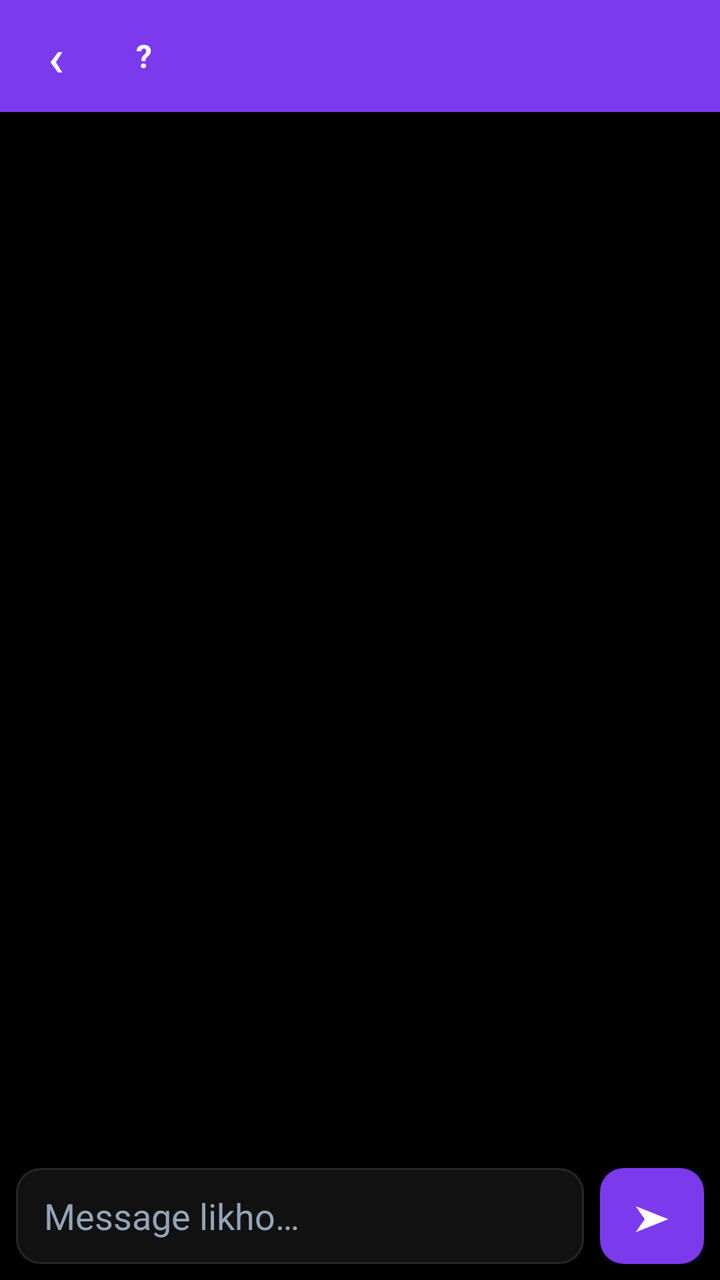
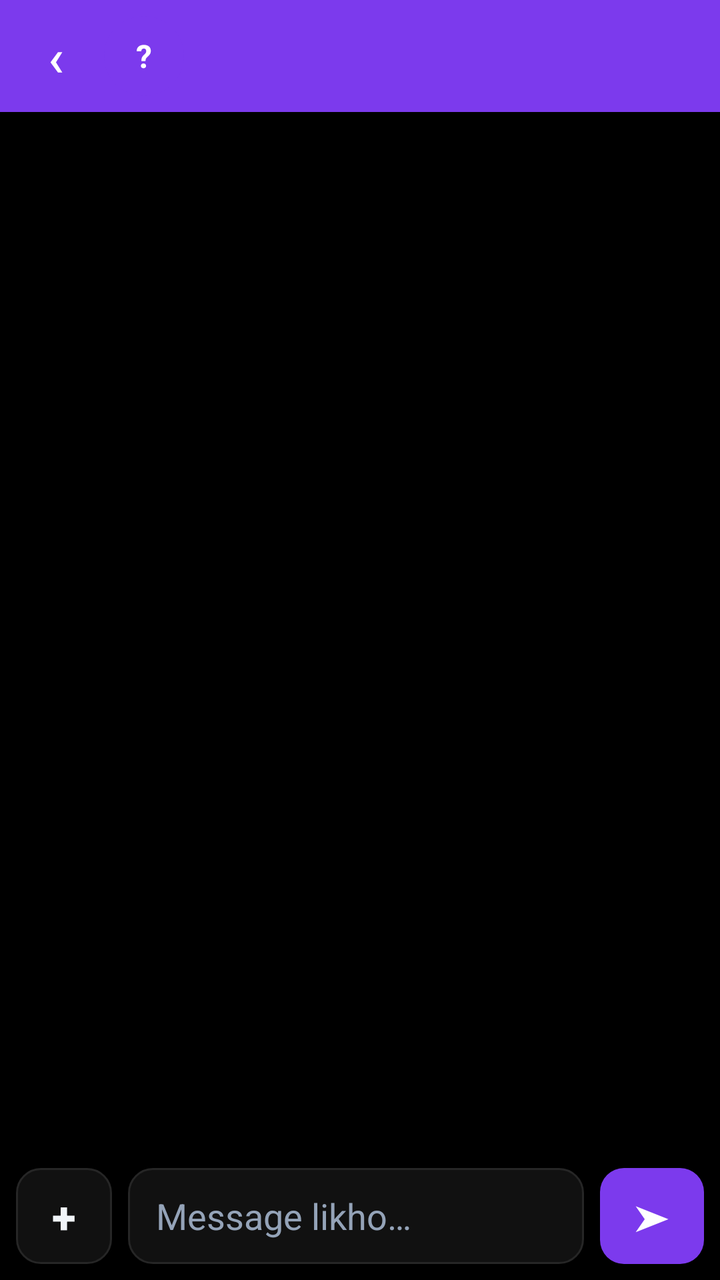

Screens rendered from an Android XML layout before and after an edit, with the pre-edit source and the edit as a unified diff.
<!-- AndroidManifest.xml: application theme Theme.PicStory -->
<!-- res/layout/activity_dm_chat.xml -->
<?xml version="1.0" encoding="utf-8"?>
<LinearLayout xmlns:android="http://schemas.android.com/apk/res/android"
    android:layout_width="match_parent"
    android:layout_height="match_parent"
    android:background="@color/background"
    android:orientation="vertical">

    
    <LinearLayout
        android:id="@+id/dmHeader"
        android:layout_width="match_parent"
        android:layout_height="56dp"
        android:background="@color/colorPrimary"
        android:gravity="center_vertical"
        android:orientation="horizontal"
        android:paddingStart="8dp"
        android:paddingEnd="16dp">

        <Button
            android:id="@+id/btnBack"
            android:layout_width="40dp"
            android:layout_height="40dp"
            android:background="@android:color/transparent"
            android:text="‹"
            android:textColor="@color/white"
            android:textSize="26sp" />

        <FrameLayout
            android:layout_width="40dp"
            android:layout_height="40dp"
            android:layout_marginStart="4dp">

            <TextView
                android:id="@+id/tvAvatar"
                android:layout_width="40dp"
                android:layout_height="40dp"
                android:background="@drawable/avatar_circle"
                android:gravity="center"
                android:text="?"
                android:textColor="@color/white"
                android:textSize="16sp"
                android:textStyle="bold" />

            <ImageView
                android:id="@+id/ivAvatar"
                android:layout_width="40dp"
                android:layout_height="40dp"
                android:contentDescription="Profile photo"
                android:visibility="gone" />

            
            <View
                android:id="@+id/vPresenceDot"
                android:layout_width="12dp"
                android:layout_height="12dp"
                android:layout_gravity="bottom|end"
                android:background="@drawable/dot_green"
                android:clickable="false"
                android:visibility="gone" />
        </FrameLayout>

        <TextView
            android:id="@+id/tvDmName"
            android:layout_width="wrap_content"
            android:layout_height="wrap_content"
            android:layout_marginStart="12dp"
            android:text=""
            android:textColor="@color/white"
            android:textSize="18sp"
            android:textStyle="bold" />
    </LinearLayout>

    <ListView
        android:id="@+id/lvMessages"
        android:layout_width="match_parent"
        android:layout_height="0dp"
        android:layout_weight="1"
        android:divider="@android:color/transparent"
        android:dividerHeight="0dp" />

    <LinearLayout
        android:layout_width="match_parent"
        android:layout_height="wrap_content"
        android:background="@color/surface"
        android:gravity="center_vertical"
        android:orientation="horizontal"
        android:padding="8dp">

        <EditText
            android:id="@+id/etMessage"
            android:layout_width="0dp"
            android:layout_height="48dp"
            android:layout_weight="1"
            android:background="@drawable/edit_bg"
            android:hint="Message likho…"
            android:inputType="text"
            android:paddingStart="14dp"
            android:paddingEnd="14dp"
            android:textColor="@color/textPrimary"
            android:textColorHint="@color/textSecondary" />

        <Button
            android:id="@+id/btnSend"
            android:layout_width="52dp"
            android:layout_height="48dp"
            android:layout_marginStart="8dp"
            android:background="@drawable/btn_primary"
            android:text="➤"
            android:textColor="@color/white"
            android:textSize="18sp" />
    </LinearLayout>
</LinearLayout>
<!-- resources referenced by this layout -->
<resources>
  <color name="background">#000000</color>
  <color name="colorPrimary">#7C3AED</color>
  <color name="surface">#000000</color>
  <color name="textPrimary">#F1F5F9</color>
  <color name="textSecondary">#94A3B8</color>
  <color name="white">#FFFFFF</color>
  <!-- drawable avatar_circle (drawable) -->
  <?xml version="1.0" encoding="utf-8"?>
  <shape xmlns:android="http://schemas.android.com/apk/res/android"
      android:shape="oval">
      <solid android:color="@color/colorPrimary" />
  </shape>
  <!-- drawable btn_primary (drawable) -->
  <?xml version="1.0" encoding="utf-8"?>
  <shape xmlns:android="http://schemas.android.com/apk/res/android"
      android:shape="rectangle">
      <solid android:color="@color/colorPrimary" />
      <corners android:radius="12dp" />
  </shape>
  <!-- drawable dot_green (drawable) -->
  <?xml version="1.0" encoding="utf-8"?>
  <shape xmlns:android="http://schemas.android.com/apk/res/android"
      android:shape="oval">
      <solid android:color="@color/onlineDot" />
  </shape>
  <!-- drawable edit_bg (drawable) -->
  <?xml version="1.0" encoding="utf-8"?>
  <shape xmlns:android="http://schemas.android.com/apk/res/android"
      android:shape="rectangle">
      <solid android:color="@color/card" />
      <stroke android:width="1dp" android:color="@color/divider" />
      <corners android:radius="12dp" />
  </shape>
  <style name="Theme.PicStory" parent="android:Theme.Material.NoActionBar">
          <item name="android:windowBackground">@color/background</item>
          <item name="android:colorPrimary">@color/colorPrimary</item>
          <item name="android:colorPrimaryDark">@color/colorPrimaryDark</item>
          <item name="android:colorAccent">@color/colorAccent</item>
          <item name="android:textColorPrimary">@color/textPrimary</item>
          <item name="android:textColorSecondary">@color/textSecondary</item>
          <item name="android:windowLightStatusBar">false</item>
      </style>
  <color name="onlineDot">#22C55E</color>
  <color name="card">#111111</color>
  <color name="divider">#262626</color>
  <color name="colorPrimaryDark">#5B21B6</color>
  <color name="colorAccent">#FBBF24</color>
</resources>

<!-- the commit's change to res/layout/activity_dm_chat.xml (unified diff, before → after) -->
@@ -59,15 +59,31 @@
                 android:visibility="gone" />
         </FrameLayout>
 
-        <TextView
-            android:id="@+id/tvDmName"
-            android:layout_width="wrap_content"
+        <LinearLayout
+            android:layout_width="0dp"
             android:layout_height="wrap_content"
             android:layout_marginStart="12dp"
-            android:text=""
-            android:textColor="@color/white"
-            android:textSize="18sp"
-            android:textStyle="bold" />
+            android:layout_weight="1"
+            android:orientation="vertical">
+
+            <TextView
+                android:id="@+id/tvDmName"
+                android:layout_width="wrap_content"
+                android:layout_height="wrap_content"
+                android:text=""
+                android:textColor="@color/white"
+                android:textSize="18sp"
+                android:textStyle="bold" />
+
+            <TextView
+                android:id="@+id/tvTyping"
+                android:layout_width="wrap_content"
+                android:layout_height="wrap_content"
+                android:text="@string/typing"
+                android:textColor="#BFFFFFFF"
+                android:textSize="12sp"
+                android:visibility="gone" />
+        </LinearLayout>
     </LinearLayout>
 
     <ListView
@@ -85,6 +101,18 @@
         android:gravity="center_vertical"
         android:orientation="horizontal"
         android:padding="8dp">
+
+        <Button
+            android:id="@+id/btnAttach"
+            android:layout_width="48dp"
+            android:layout_height="48dp"
+            android:layout_marginEnd="8dp"
+            android:background="@drawable/edit_bg"
+            android:contentDescription="Attach photo or video"
+            android:text="+"
+            android:textColor="@color/textPrimary"
+            android:textSize="22sp"
+            android:textStyle="bold" />
 
         <EditText
             android:id="@+id/etMessage"
<!-- resource entries referenced after the edit -->
@@ -33,6 +33,7 @@
       <stroke android:width="1dp" android:color="@color/divider" />
       <corners android:radius="12dp" />
   </shape>
+  <string name="typing">typing…</string>
   <style name="Theme.PicStory" parent="android:Theme.Material.NoActionBar">
           <item name="android:windowBackground">@color/background</item>
           <item name="android:colorPrimary">@color/colorPrimary</item>
